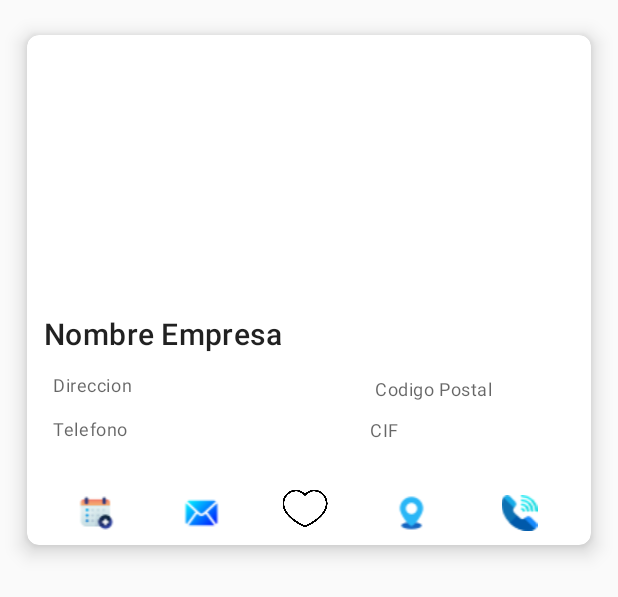
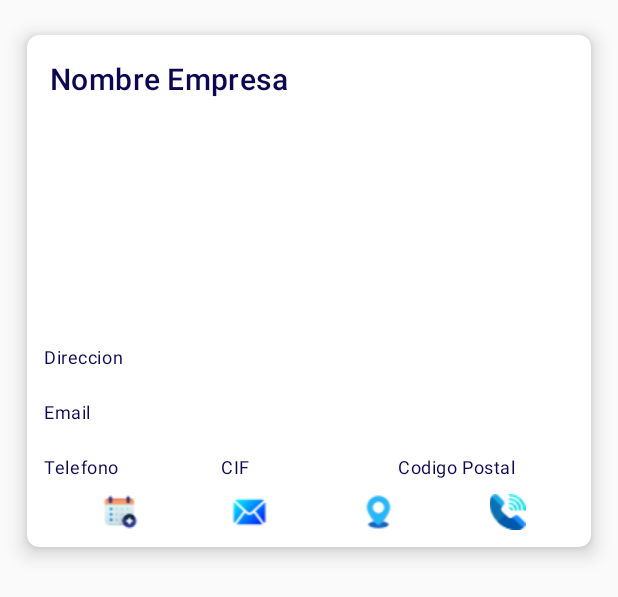
Before and after one commit to GabrielaPrietoH/GoPaisano, an Android app: the layout display_item.xml on its own in the app's theme, with its tools: preview values and no code run, on a phone screen of 412 x 824 dp. Shown: the top 597 px of the screen. Run offline under Robolectric (Android 15) with nearby library versions, the phone set to English and light mode, and no system bars.

Commit message:
cambios optimizados

```diff
--- a/app/src/main/java/com/example/proyectopaisanogo/Adapter/HelperViewHolder.java
+++ b/app/src/main/java/com/example/proyectopaisanogo/Adapter/HelperViewHolder.java
@@ -10,7 +10,7 @@ import androidx.recyclerview.widget.RecyclerView;
 import com.example.proyectopaisanogo.R;
 
 public class HelperViewHolder extends RecyclerView.ViewHolder {
-    public TextView nombreEmpresa, cif, cp, direccion, email, telefono, userID;
+    public TextView nombreEmpresa, cif, cp, direccion, email, telefono;
     public ImageView botonLlamar, botonCorreo, botonDireccion, imageView;
 
     public HelperViewHolder(@NonNull View itemView) {
@@ -21,7 +21,6 @@ public class HelperViewHolder extends RecyclerView.ViewHolder {
             direccion = itemView.findViewById(R.id.textDireccion);
             email = itemView.findViewById(R.id.textEmail);
             telefono = itemView.findViewById(R.id.textTelefono);
-            userID = itemView.findViewById(R.id.textUserID);
             botonLlamar = itemView.findViewById(R.id.botonLLamada);
             botonCorreo = itemView.findViewById(R.id.botonCorreo);
             botonDireccion = itemView.findViewById(R.id.botonLocalizacion);
--- a/app/src/main/java/com/example/proyectopaisanogo/Presentation/mainCliente.java
+++ b/app/src/main/java/com/example/proyectopaisanogo/Presentation/mainCliente.java
@@ -83,7 +83,6 @@ public class mainCliente extends Fragment implements NavigationView.OnNavigation
                 viewHolder.direccion.setText(empresa.getDireccion());
                 viewHolder.email.setText(empresa.getEmail());
                 viewHolder.telefono.setText(empresa.getTelefono());
-                viewHolder.userID.setText(empresa.getUserID());
 
                 // Cargar la imagen utilizando Glide
                 loadImage(requireContext(), empresa.getUserID(), viewHolder.imageView);
--- a/app/src/main/res/layout/display_item.xml
+++ b/app/src/main/res/layout/display_item.xml
@@ -1,7 +1,12 @@
 <?xml version="1.0" encoding="utf-8"?>
-<androidx.cardview.widget.CardView xmlns:android="http://schemas.android.com/apk/res/android"
+<LinearLayout xmlns:android="http://schemas.android.com/apk/res/android"
     xmlns:app="http://schemas.android.com/apk/res-auto"
-    xmlns:tools="http://schemas.android.com/tools"
+    android:layout_width="match_parent"
+    android:layout_height="wrap_content"
+    android:orientation="vertical">
+
+
+        <androidx.cardview.widget.CardView
             android:layout_width="match_parent"
             android:layout_height="wrap_content"
             android:layout_margin="5dp"
@@ -12,179 +17,149 @@
             app:cardUseCompatPadding="true"
             app:contentPadding="1dp">
 
-    <androidx.constraintlayout.widget.ConstraintLayout
+
+            <LinearLayout
                 android:layout_width="match_parent"
-        android:layout_height="329dp"
-        android:layout_marginBottom="8dp">
-
-        <ImageView
-            android:id="@+id/imagen_empresa"
-            android:layout_width="318dp"
-            android:layout_height="156dp"
-            android:layout_marginTop="16dp"
-            android:scaleType="centerCrop"
-            app:layout_constraintEnd_toEndOf="parent"
-            app:layout_constraintStart_toStartOf="parent"
-            app:layout_constraintTop_toTopOf="parent" />
+                android:layout_height="match_parent"
+                android:orientation="vertical">
 
                 <TextView
                     android:id="@+id/textnombreEmpresa"
                     style="@style/TextAppearance.MaterialComponents.Headline6"
-            android:layout_width="wrap_content"
-            android:layout_height="wrap_content"
-            android:layout_marginTop="12dp"
-            android:text="@string/nombre_empresa"
-            app:layout_constraintEnd_toEndOf="parent"
-            app:layout_constraintHorizontal_bias="0.046"
-            app:layout_constraintStart_toStartOf="parent"
-            app:layout_constraintTop_toBottomOf="@+id/imagen_empresa" />
-
-        <TextView
-            android:id="@+id/textUserID"
                     android:layout_width="match_parent"
                     android:layout_height="wrap_content"
-            android:layout_marginTop="8dp"
-            android:layout_weight="0"
-            android:text="@string/userid"
-            android:visibility="invisible"
-            app:layout_constraintBottom_toTopOf="@+id/botonCorreo"
-            app:layout_constraintEnd_toEndOf="parent"
-            app:layout_constraintHorizontal_bias="0.0"
-            app:layout_constraintStart_toStartOf="parent"
-            app:layout_constraintTop_toBottomOf="@id/textCP"
-            app:layout_constraintVertical_bias="0.727"
-            tools:ignore="MissingConstraints" />
+                    android:layout_margin="@dimen/size_small"
+                    android:fontFamily="@font/heading_now_trial_bold"
+                    android:text="@string/nombre_empresa"
+                    android:textColor="@color/colorPrimaryDark" />
 
+                <ImageView
+                    android:id="@+id/imagen_empresa"
+                    android:layout_width="333dp"
+                    android:layout_height="139dp"
+                    android:layout_gravity="center"
+                    android:contentDescription="@string/imagen_empresa"
+                    android:scaleType="center" />
 
                 <TextView
                     android:id="@+id/textDireccion"
                     style="@style/TextAppearance.MaterialComponents.Caption"
-            android:layout_width="148dp"
-            android:layout_height="25dp"
-            android:layout_marginTop="12dp"
+                    android:layout_width="match_parent"
+                    android:layout_height="wrap_content"
+                    android:layout_margin="@dimen/size_extra_small"
+                    android:layout_marginStart="@dimen/size_small"
+                    android:fontFamily="@font/typo_irregular"
                     android:text="@string/direccion"
+                    android:textColor="@color/colorPrimaryDark"
                     app:layout_constraintEnd_toEndOf="parent"
-            app:layout_constraintHorizontal_bias="0.027"
+                    app:layout_constraintHorizontal_bias="0.03"
                     app:layout_constraintStart_toStartOf="@id/textnombreEmpresa"
-            app:layout_constraintTop_toBottomOf="@id/textnombreEmpresa" />
+                    app:layout_constraintTop_toBottomOf="@+id/imagen_empresa" />
+
+                <TextView
+                    android:id="@+id/textEmail"
+                    style="@style/TextAppearance.MaterialComponents.Caption"
+                    android:layout_width="match_parent"
+                    android:layout_height="wrap_content"
+                    android:layout_margin="@dimen/size_extra_small"
+                    android:layout_marginStart="@dimen/size_small"
+                    android:fontFamily="@font/typo_irregular"
+                    android:text="@string/email"
+                    android:textColor="@color/colorPrimaryDark" />
+
+                <LinearLayout
+                    android:layout_width="match_parent"
+                    android:layout_height="match_parent"
+                    android:orientation="horizontal">
+
+                    <TextView
+                        android:id="@+id/textTelefono"
+                        style="@style/TextAppearance.MaterialComponents.Caption"
+                        android:layout_width="215dp"
+                        android:layout_height="wrap_content"
+                        android:layout_margin="@dimen/size_extra_small"
+                        android:layout_marginStart="@dimen/size_small"
+                        android:layout_weight="1"
+                        android:fontFamily="@font/typo_irregular"
+                        android:text="@string/telefono"
+                        android:textColor="@color/colorPrimaryDark" />
 
                     <TextView
                         android:id="@+id/textCif"
                         style="@style/TextAppearance.MaterialComponents.Caption"
-            android:layout_width="114dp"
-            android:layout_height="24dp"
-            android:layout_marginStart="36dp"
-            android:layout_marginBottom="28dp"
-            android:layout_weight="2"
+                        android:layout_width="451dp"
+                        android:layout_height="wrap_content"
+                        android:layout_margin="@dimen/size_extra_small"
+                        android:layout_marginStart="@dimen/size_small"
+                        android:layout_weight="3"
+                        android:fontFamily="@font/typo_irregular"
                         android:text="@string/cif"
-            app:layout_constraintBottom_toTopOf="@+id/botonLocalizacion"
-            app:layout_constraintEnd_toEndOf="parent"
-            app:layout_constraintHorizontal_bias="0.23"
-            app:layout_constraintStart_toEndOf="@+id/textEmail"
-            tools:ignore="MissingConstraints" />
-
-        <TextView
-            android:id="@+id/textEmail"
-            style="@style/TextAppearance.MaterialComponents.Caption"
-            android:layout_width="172dp"
-            android:layout_height="23dp"
-            android:layout_marginTop="24dp"
-            android:text="@string/email"
-            app:layout_constraintBottom_toTopOf="@id/textCP"
-            app:layout_constraintEnd_toEndOf="parent"
-            app:layout_constraintHorizontal_bias="0.049"
-            app:layout_constraintStart_toStartOf="parent"
-            app:layout_constraintTop_toTopOf="@+id/textTelefono"
-            app:layout_constraintVertical_bias="0.0"
-            tools:ignore="MissingConstraints" />
-
-        <TextView
-            android:id="@+id/textTelefono"
-            style="@style/TextAppearance.MaterialComponents.Caption"
-            android:layout_width="134dp"
-            android:layout_height="26dp"
-            android:layout_marginTop="4dp"
-            android:text="@string/telefono"
-            app:layout_constraintEnd_toEndOf="parent"
-            app:layout_constraintHorizontal_bias="0.066"
-            app:layout_constraintStart_toStartOf="parent"
-            app:layout_constraintTop_toBottomOf="@id/textDireccion"
-            tools:ignore="MissingConstraints" />
+                        android:textColor="@color/colorPrimaryDark" />
 
                     <TextView
                         android:id="@+id/textCP"
                         style="@style/TextAppearance.MaterialComponents.Caption"
-            android:layout_width="116dp"
-            android:layout_height="20dp"
-            android:layout_weight="1"
+                        android:layout_width="match_parent"
+                        android:layout_height="wrap_content"
+                        android:layout_margin="@dimen/size_extra_small"
+                        android:layout_marginStart="@dimen/size_small"
+                        android:layout_weight="2"
+                        android:fontFamily="@font/typo_irregular"
                         android:text="@string/codigo_postal"
-            app:layout_constraintBottom_toTopOf="@+id/textCif"
-            app:layout_constraintEnd_toEndOf="parent"
-            app:layout_constraintHorizontal_bias="0.754"
-            app:layout_constraintStart_toEndOf="@+id/textTelefono"
-            app:layout_constraintTop_toBottomOf="@+id/imagen_empresa"
-            app:layout_constraintVertical_bias="0.879"
-            tools:ignore="MissingConstraints" />
+                        android:textColor="@color/colorPrimaryDark"
+                        app:layout_constraintBottom_toTopOf="@+id/textCif" />
+                </LinearLayout>
+
+                <LinearLayout
+                    android:layout_width="match_parent"
+                    android:layout_height="match_parent"
+                    android:orientation="horizontal">
 
                     <ImageView
                         android:id="@+id/botonAgenda"
                         android:layout_width="50dp"
                         android:layout_height="wrap_content"
-            android:layout_marginStart="4dp"
+                        android:layout_marginStart="@dimen/icon_size_medium"
+                        android:layout_marginBottom="@dimen/size_extra_small"
+                        android:clickable="true"
+                        android:contentDescription="@string/agenda"
                         android:src="@drawable/agregar"
-            android:textSize="15sp"
-            android:clickable="true"
-            app:layout_constraintBottom_toBottomOf="parent"
-            app:layout_constraintStart_toStartOf="@id/textDireccion"
-            app:layout_constraintTop_toTopOf="@+id/botonCorreo"
-            app:layout_constraintVertical_bias="0.0" />
+                        android:textSize="15sp" />
 
                     <ImageView
                         android:id="@+id/botonCorreo"
                         android:layout_width="50dp"
                         android:layout_height="wrap_content"
-            android:layout_marginStart="20dp"
+                        android:layout_marginStart="@dimen/icon_size_medium"
+                        android:layout_marginBottom="@dimen/size_extra_small"
+                        android:clickable="true"
+                        android:contentDescription="@string/correo"
                         android:src="@drawable/correo_electronico"
-            android:textSize="15sp"
-            android:clickable="true"
-            app:layout_constraintBottom_toBottomOf="parent"
-            app:layout_constraintStart_toEndOf="@+id/botonAgenda"
-            app:layout_constraintTop_toBottomOf="@id/textCP"
-            app:layout_constraintVertical_bias="1.0" />
-
-        <ImageView
-            android:id="@+id/botonMeGusta"
-            android:layout_width="45dp"
-            android:layout_height="30dp"
-            android:src="@drawable/img_8"
-            android:clickable="true"
-            app:layout_constraintBottom_toBottomOf="parent"
-            app:layout_constraintEnd_toEndOf="parent"
-            app:layout_constraintHorizontal_bias="0.115"
-            app:layout_constraintStart_toEndOf="@+id/botonCorreo"/>
+                        android:textSize="15sp" />
 
                     <ImageView
                         android:id="@+id/botonLocalizacion"
                         android:layout_width="50dp"
                         android:layout_height="wrap_content"
+                        android:layout_marginStart="@dimen/icon_size_medium"
+                        android:layout_marginBottom="@dimen/size_extra_small"
+                        android:clickable="true"
+                        android:contentDescription="@string/localization"
                         android:src="@drawable/alfiler_de_mapa"
-            android:textSize="15sp"
-            android:clickable="true"
-            app:layout_constraintBottom_toBottomOf="parent"
-            app:layout_constraintEnd_toEndOf="parent"
-            app:layout_constraintHorizontal_bias="0.201"
-            app:layout_constraintStart_toEndOf="@+id/botonMeGusta" />
+                        android:textSize="15sp" />
 
                     <ImageView
                         android:id="@+id/botonLLamada"
                         android:layout_width="50dp"
                         android:layout_height="wrap_content"
-            android:src="@drawable/llamada_telefonica"
+                        android:layout_marginStart="@dimen/icon_size_medium"
+                        android:layout_marginBottom="@dimen/size_extra_small"
                         android:clickable="true"
-            app:layout_constraintBottom_toBottomOf="parent"
-            app:layout_constraintEnd_toEndOf="parent"
-            app:layout_constraintHorizontal_bias="0.508"
-            app:layout_constraintStart_toEndOf="@+id/botonLocalizacion" />
-    </androidx.constraintlayout.widget.ConstraintLayout>
+                        android:contentDescription="@string/llamada"
+                        android:src="@drawable/llamada_telefonica" />
+
+                </LinearLayout>
+            </LinearLayout>
 
         </androidx.cardview.widget.CardView>
+    </LinearLayout>
--- a/app/src/main/res/layout/fragment_main_cliente.xml
+++ b/app/src/main/res/layout/fragment_main_cliente.xml
@@ -28,8 +28,7 @@
             android:layout_width="match_parent"
             android:layout_height="?attr/actionBarSize"
             android:background="@color/colorPrimaryDark"
-            android:theme="@style/ThemeOverlay.AppCompat.Dark"
-            app:popupTheme="@style/ThemeOverlay.AppCompat.Light" />
+            app:theme="@style/ThemeOverlay.AppCompat.Dark.ActionBar"/>
 
 
         <!-- Contenido principal -->
--- a/app/src/main/res/values/dimen.xml
+++ b/app/src/main/res/values/dimen.xml
@@ -1,6 +1,7 @@
 <?xml version="1.0" encoding="utf-8"?>
     <resources>
-        <dimen name="icon_size_small">14dp</dimen>
+        <dimen name="size_extra_small">10dp</dimen>
+        <dimen name="size_small">14dp</dimen>
         <dimen name="icon_size_medium">36dp</dimen>
-        <dimen name="icon_size_large">48dp</dimen>
+        <dimen name="icon_size_large">40dp</dimen>
     </resources>
--- a/app/src/main/res/values/strings.xml
+++ b/app/src/main/res/values/strings.xml
@@ -46,4 +46,10 @@
     <string name="userid">userID</string>
     <string name="EMPRESAS">EMPRESAS</string>
     <string name="subir_imagen">Subir Imagen</string>
+    <string name="espacio">": "</string>
+    <string name="correo">Correo</string>
+    <string name="localization">Localización</string>
+    <string name="llamada">Llamar</string>
+    <string name="imagen_empresa">Imagen Empresa</string>
+    <string name="titulo_interacciones">ESTAS SON TUS INTERACCIONES</string>
 </resources>
--- a/app/src/main/res/values/themes.xml
+++ b/app/src/main/res/values/themes.xml
@@ -1,4 +1,4 @@
-<resources xmlns:tools="http://schemas.android.com/tools">
+<resources>
     <!-- Base application theme. -->
     <style name="Base.Theme.ProyectoPaisanoGo" parent="Theme.AppCompat.Light.NoActionBar">
         <!-- Customize your light theme here. -->
@@ -7,7 +7,7 @@
         <item name="android:textColor">@color/white</item>
         <item name="android:windowDrawsSystemBarBackgrounds">true</item>
         <item name="android:statusBarColor">@android:color/transparent</item>
-
     </style>
 
+
 </resources>
```
Also changed, not shown: app/src/main/java/com/example/proyectopaisanogo/Presentation/mainEmpresa.java (+7 -9 lines), app/src/main/res/layout/fragment_login_empresa.xml (+6 -7 lines), app/src/main/res/layout/fragment_main_empresa.xml (+12 -3 lines), app/src/main/res/layout/item_empresa.xml (deleted, +0 -130 lines), app/src/main/res/menu/menu.xml (+20 -19 lines), app/src/main/res/font/heading_now_trial_bold.ttf (added), app/src/main/res/font/typo_irregular.otf (added). Lines whose indentation alone changed are shown as unchanged.
